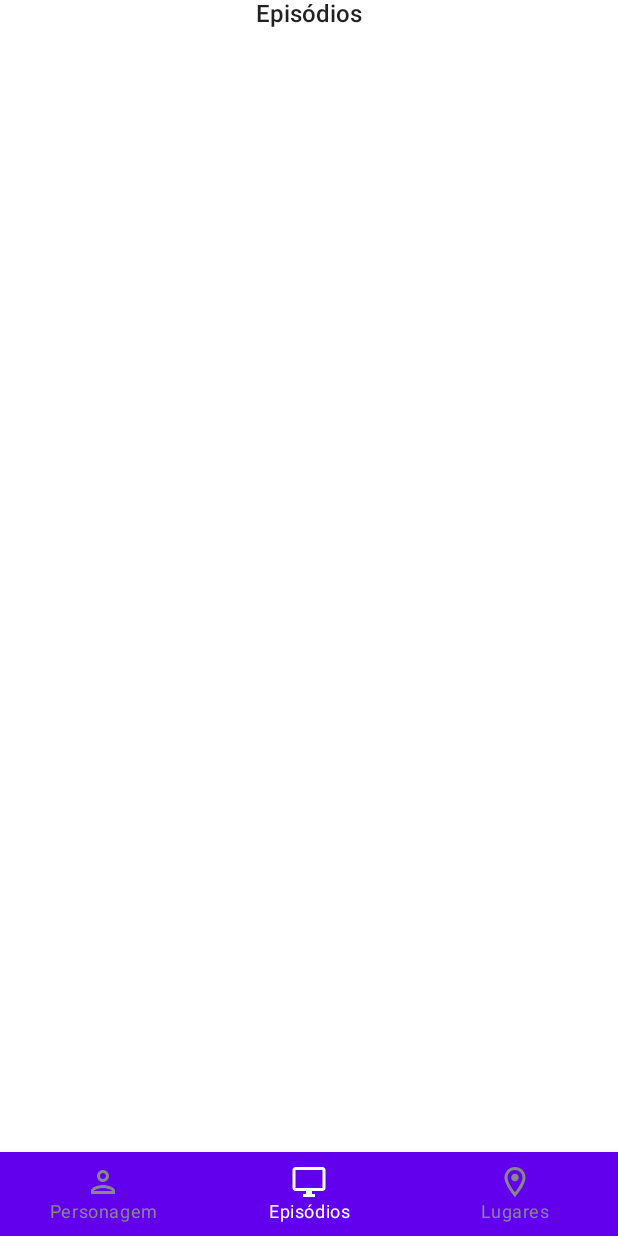
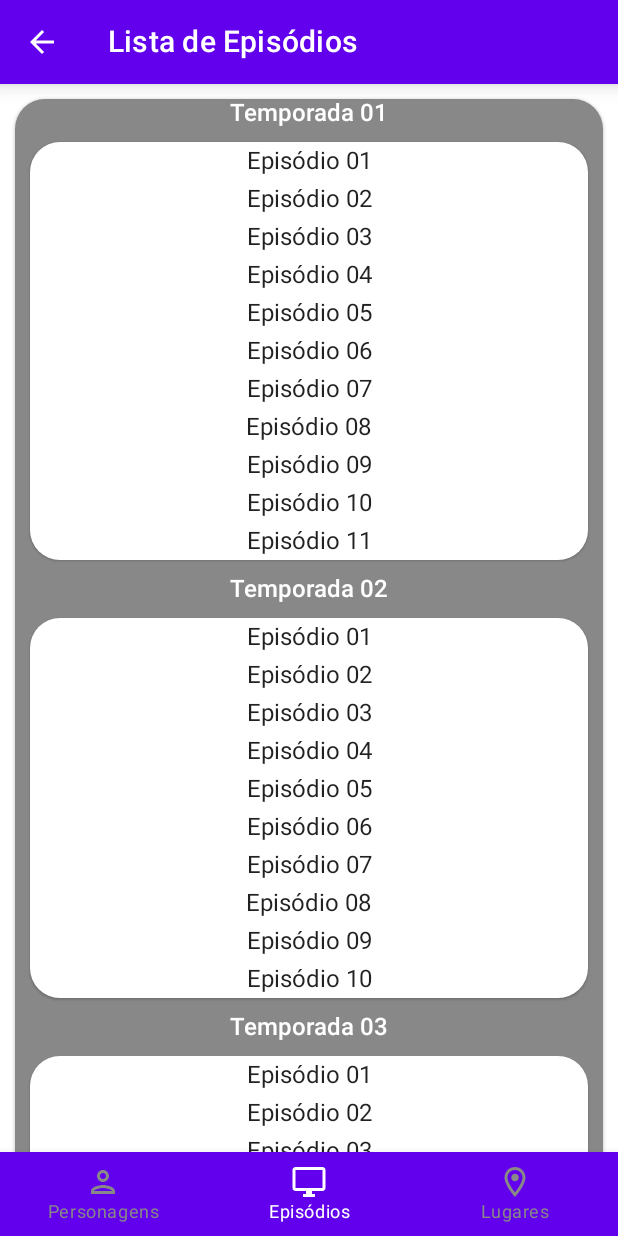
Before and after one commit to ewasem/Rick_and_Morty, an Android app built with Jetpack Compose: the screen it shows after launch (MainActivity), item 2 of the bottom bar chosen, on a phone screen of 412 x 824 dp. Run offline under Robolectric (Android 15) with nearby library versions, the phone set to English and light mode, and no system bars; libraries missing offline, so code that uses them is left out: com.skydoves.landscapist; 1 statement that could not run was skipped.

Commit message:
Alteraçoes na tela de episódios

```diff
--- a/app/src/main/java/br/com/ewapps/rickandmorty/models/Episode.kt
+++ b/app/src/main/java/br/com/ewapps/rickandmorty/models/Episode.kt
@@ -5,6 +5,7 @@ data class Episode(
     val season: String,
     val episodes: String
 )
+
 
 object EpisodeData {
     private val episodeList = listOf<Episode>(
--- a/app/src/main/java/br/com/ewapps/rickandmorty/ui/screen/BottomMenuScreen.kt
+++ b/app/src/main/java/br/com/ewapps/rickandmorty/ui/screen/BottomMenuScreen.kt
@@ -7,7 +7,7 @@ import androidx.compose.material.icons.outlined.Person
 import androidx.compose.ui.graphics.vector.ImageVector
 
 sealed class BottomMenuScreen(val route: String, val icon: ImageVector, val title: String) {
-    object Characters: BottomMenuScreen("Characters", Icons.Outlined.Person, "Personagem")
+    object Characters: BottomMenuScreen("Characters", Icons.Outlined.Person, "Personagens")
     object Episodes: BottomMenuScreen("Episodes", Icons.Outlined.DesktopWindows, "Episódios")
     object Locations: BottomMenuScreen("Locations", Icons.Outlined.LocationOn, "Lugares")
 
--- a/app/src/main/java/br/com/ewapps/rickandmorty/ui/screen/CharacterDetailScreen.kt
+++ b/app/src/main/java/br/com/ewapps/rickandmorty/ui/screen/CharacterDetailScreen.kt
@@ -113,7 +113,6 @@ fun CharacterDetailScreen(navController: NavController, characterData: Character
                                 } else {
                                     if (list.isEmpty()) {
                                         tempAnt = temp
-                                        list.clear()
                                         list.add(epi)
                                     } else {
                                         Column(
--- a/app/src/main/java/br/com/ewapps/rickandmorty/ui/screen/Episodes.kt
+++ b/app/src/main/java/br/com/ewapps/rickandmorty/ui/screen/Episodes.kt
@@ -1,15 +1,18 @@
 package br.com.ewapps.rickandmorty.ui.screen
 
-import androidx.compose.foundation.layout.Column
-import androidx.compose.foundation.layout.PaddingValues
-import androidx.compose.foundation.layout.fillMaxWidth
+import androidx.compose.foundation.layout.*
 import androidx.compose.foundation.lazy.LazyColumn
 import androidx.compose.foundation.lazy.items
-import androidx.compose.material.Card
-import androidx.compose.material.Text
+import androidx.compose.foundation.rememberScrollState
+import androidx.compose.foundation.shape.RoundedCornerShape
+import androidx.compose.foundation.verticalScroll
+import androidx.compose.material.*
+import androidx.compose.material.icons.Icons
+import androidx.compose.material.icons.filled.ArrowBack
 import androidx.compose.runtime.Composable
 import androidx.compose.ui.Alignment
 import androidx.compose.ui.Modifier
+import androidx.compose.ui.graphics.Color
 import androidx.compose.ui.text.font.FontWeight
 import androidx.compose.ui.unit.dp
 import androidx.navigation.NavController
@@ -17,35 +20,86 @@ import br.com.ewapps.rickandmorty.models.EpisodeData
 
 @Composable
 fun Episodes(navController: NavController) {
-    Column(modifier = Modifier.fillMaxWidth(), horizontalAlignment = Alignment.CenterHorizontally) {
-        Text(text = "Episódios", fontWeight = FontWeight.SemiBold)
+    Scaffold(topBar = {
+        EpisodeTopAppBar(onBackPressed = { navController.popBackStack() })
+    }) {
 
-        /*
+        Column(
+            modifier = Modifier
+                .fillMaxSize()
+                .verticalScroll(rememberScrollState()),
+            horizontalAlignment = Alignment.CenterHorizontally
+        ) {
+            Card(
+                shape = RoundedCornerShape(20.dp),
+                backgroundColor = Color.Gray,
+                modifier = Modifier
+                    .fillMaxWidth()
+                    .padding(10.dp)
+            ) {
+                Column(
+                    modifier = Modifier
+                        .fillMaxWidth(),
+                    horizontalAlignment = Alignment.CenterHorizontally
+                ) {
+
                     val episodeList = EpisodeData.getAllEpisodes()
                     val list: MutableList<String> = mutableListOf()
                     var tempAnt = "01"
+                    println("$episodeList")
                     for (i in episodeList.indices) {
                         val temp = episodeList[i].season
                         val epi = episodeList[i].episodes
+
                         if (temp == tempAnt) {
                             list.add(epi)
                         } else {
-                Card() {
-                    Column {
-                        Text(text = "Temporada $temp")
-                        LazyColumn(contentPadding = PaddingValues(8.dp)) {
-                            items(list) { episode ->
-                                Text(text = "Episódio $episode")
+                            if (list.isEmpty()) {
+                                tempAnt = temp
+                                list.add(epi)
+                            } else {
+                                Column(
+                                    modifier = Modifier
+                                        .fillMaxSize(),
+                                    horizontalAlignment = Alignment.CenterHorizontally
+                                ) {
+                                    Text(
+                                        text = "Temporada $tempAnt",
+                                        color = Color.White,
+                                        fontWeight = FontWeight.SemiBold
+                                    )
+                                    Card(
+                                        shape = RoundedCornerShape(20.dp),
+                                        backgroundColor = Color.White,
+                                        modifier = Modifier
+                                            .fillMaxWidth()
+                                            .padding(10.dp)
+                                    ) {
+                                        Column(
+                                            modifier = Modifier
+                                                .fillMaxSize(),
+                                            horizontalAlignment = Alignment.CenterHorizontally
+                                        ) {
+                                            list.forEach {
+                                                Text(
+                                                    text = "Episódio $it",
+                                                    Modifier.padding(3.dp)
+                                                )
                                             }
                                         }
                                     }
-                }
+                                    println("Temporada atual: $temp")
+                                    println("Temporada Anterior: $tempAnt")
+                                    println("Episódio: $list")
                                     tempAnt = temp
                                     list.clear()
                                     list.add(epi)
                                 }
+                            }
+                        }/*
             if (episodeList.lastIndex == i) {
-                Card() {
+                if (list.isNotEmpty()) {
+                    Card {
                         Column {
                             Text(text = "Temporada $temp")
                             LazyColumn(contentPadding = PaddingValues(8.dp)) {
@@ -59,3 +113,21 @@ fun Episodes(navController: NavController) {
             }*/
                     }
                 }
+            }
+        }
+    }
+}
+
+
+@Composable
+fun EpisodeTopAppBar(onBackPressed: () -> Unit = {}) {
+    TopAppBar(
+        title = { Text(text = "Lista de Episódios", fontWeight = FontWeight.SemiBold) },
+        navigationIcon = {
+            IconButton(
+                onClick = { onBackPressed() }) {
+                Icon(imageVector = Icons.Default.ArrowBack, contentDescription = "Botão voltar")
+            }
+        }, elevation = 8.dp
+    )
+}
```
Lines whose indentation alone changed are shown as unchanged.
